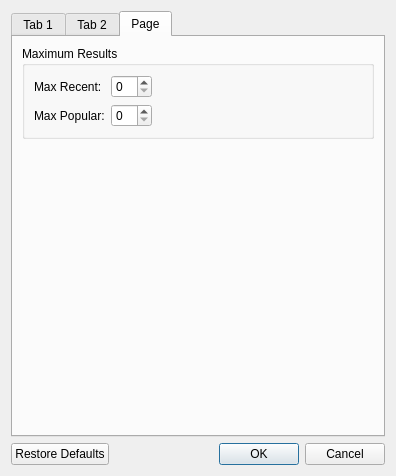
This is ui/preferencesdialog.ui in sysal1280/passwords as Qt 5 draws it before an edit. The edited form follows.
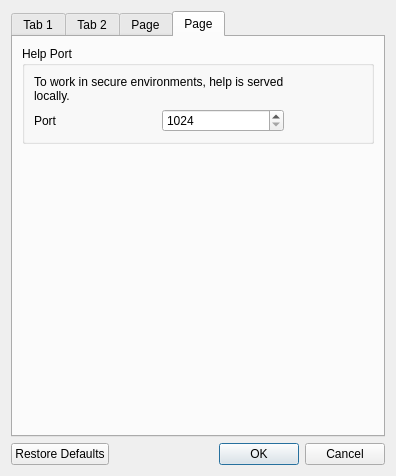
This is the edited form.

Commit message: Made help port number binding configurable.

```diff
--- a/ui/preferencesdialog.ui
+++ b/ui/preferencesdialog.ui
@@ -27,7 +27,7 @@
    <item row="1" column="0">
     <widget class="QTabWidget" name="tabWidget">
      <property name="currentIndex">
-      <number>2</number>
+      <number>3</number>
      </property>
      <widget class="QWidget" name="tab">
       <attribute name="title">
@@ -341,6 +341,79 @@
        </item>
       </layout>
      </widget>
+     <widget class="QWidget" name="tab_4">
+      <attribute name="title">
+       <string>Page</string>
+      </attribute>
+      <layout class="QGridLayout" name="gridLayout_15">
+       <item row="0" column="0">
+        <widget class="QGroupBox" name="groupBox_8">
+         <property name="title">
+          <string>Help Port</string>
+         </property>
+         <layout class="QGridLayout" name="gridLayout_14">
+          <item row="0" column="0">
+           <widget class="QLabel" name="label_9">
+            <property name="text">
+             <string>To work in secure environments, help is served locally.</string>
+            </property>
+            <property name="wordWrap">
+             <bool>true</bool>
+            </property>
+           </widget>
+          </item>
+          <item row="1" column="0">
+           <layout class="QGridLayout" name="gridLayout_13">
+            <item row="0" column="0">
+             <widget class="QLabel" name="label_10">
+              <property name="text">
+               <string>Port</string>
+              </property>
+             </widget>
+            </item>
+            <item row="0" column="1">
+             <widget class="QSpinBox" name="spinBoxHelpPort">
+              <property name="minimum">
+               <number>1024</number>
+              </property>
+              <property name="maximum">
+               <number>49151</number>
+              </property>
+             </widget>
+            </item>
+           </layout>
+          </item>
+          <item row="1" column="1">
+           <spacer name="horizontalSpacer_3">
+            <property name="orientation">
+             <enum>Qt::Orientation::Horizontal</enum>
+            </property>
+            <property name="sizeHint" stdset="0">
+             <size>
+              <width>37</width>
+              <height>20</height>
+             </size>
+            </property>
+           </spacer>
+          </item>
+         </layout>
+        </widget>
+       </item>
+       <item row="1" column="0">
+        <spacer name="verticalSpacer_4">
+         <property name="orientation">
+          <enum>Qt::Orientation::Vertical</enum>
+         </property>
+         <property name="sizeHint" stdset="0">
+          <size>
+           <width>20</width>
+           <height>263</height>
+          </size>
+         </property>
+        </spacer>
+       </item>
+      </layout>
+     </widget>
     </widget>
    </item>
   </layout>
```
The commit also changes 5 other files.
